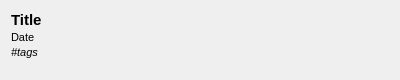
Qt form lab3/src/gui/notewidget.ui (dontwastemytimew/labs) before a commit.
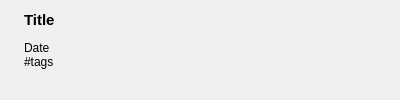
The same form after that commit.

The edit to the form file:
```diff
--- a/lab3/src/gui/notewidget.ui
+++ b/lab3/src/gui/notewidget.ui
@@ -7,27 +7,63 @@
     <x>0</x>
     <y>0</y>
     <width>400</width>
-    <height>80</height>
+    <height>100</height>
    </rect>
   </property>
+  <property name="sizePolicy">
+   <sizepolicy hsizetype="Maximum" vsizetype="Preferred">
+    <horstretch>0</horstretch>
+    <verstretch>0</verstretch>
+   </sizepolicy>
+  </property>
   <property name="minimumSize">
    <size>
     <width>0</width>
-    <height>80</height>
+    <height>100</height>
    </size>
   </property>
   <property name="windowTitle">
    <string>Form</string>
   </property>
   <layout class="QHBoxLayout" name="horizontalLayout">
-
+   <item>
+    <widget class="QLabel" name="pinLabel">
+     <property name="maximumSize">
+      <size>
+       <width>24</width>
+       <height>24</height>
+      </size>
+     </property>
+     <property name="text">
+      <string/>
+     </property>
+     <property name="scaledContents">
+      <bool>true</bool>
+     </property>
+     <property name="alignment">
+      <set>Qt::AlignLeading|Qt::AlignLeft|Qt::AlignTop</set>
+     </property>
+    </widget>
+   </item>
    <item>
     <layout class="QVBoxLayout" name="verticalLayout">
      <property name="spacing">
-      <number>2</number>
+      <number>0</number>
      </property>
      <item>
       <widget class="QLabel" name="titleLabel">
+       <property name="sizePolicy">
+        <sizepolicy hsizetype="Expanding" vsizetype="Maximum">
+         <horstretch>0</horstretch>
+         <verstretch>0</verstretch>
+        </sizepolicy>
+       </property>
+       <property name="minimumSize">
+        <size>
+         <width>0</width>
+         <height>30</height>
+        </size>
+       </property>
        <property name="font">
         <font>
          <pointsize>11</pointsize>
@@ -37,50 +73,67 @@
        <property name="text">
         <string>Title</string>
        </property>
+       <property name="alignment">
+        <set>Qt::AlignLeading|Qt::AlignLeft|Qt::AlignTop</set>
+       </property>
+       <property name="wordWrap">
+        <bool>true</bool>
+       </property>
       </widget>
      </item>
      <item>
       <widget class="QLabel" name="dateLabel">
-       <property name="font">
-        <font>
-         <pointsize>8</pointsize>
-         <italic>false</italic>
-        </font>
+       <property name="sizePolicy">
+        <sizepolicy hsizetype="Preferred" vsizetype="Fixed">
+         <horstretch>0</horstretch>
+         <verstretch>0</verstretch>
+        </sizepolicy>
        </property>
        <property name="text">
         <string>Date</string>
        </property>
+       <property name="alignment">
+        <set>Qt::AlignLeading|Qt::AlignLeft|Qt::AlignTop</set>
+       </property>
       </widget>
      </item>
      <item>
       <widget class="QLabel" name="tagsLabel">
-       <property name="font">
-        <font>
-         <pointsize>8</pointsize>
-         <italic>true</italic>
-        </font>
+       <property name="sizePolicy">
+        <sizepolicy hsizetype="Maximum" vsizetype="Minimum">
+         <horstretch>0</horstretch>
+         <verstretch>0</verstretch>
+        </sizepolicy>
+       </property>
+       <property name="minimumSize">
+        <size>
+         <width>0</width>
+         <height>25</height>
+        </size>
        </property>
        <property name="text">
         <string>#tags</string>
        </property>
+       <property name="alignment">
+        <set>Qt::AlignLeading|Qt::AlignLeft|Qt::AlignTop</set>
+       </property>
       </widget>
      </item>
-     <item>
-      <spacer name="verticalSpacer">
-       <property name="orientation">
-        <enum>Qt::Vertical</enum>
-       </property>
-       <property name="sizeHint" stdset="0">
-        <size>
-         <width>20</width>
-         <height>40</height>
-        </size>
-       </property>
-      </spacer>
-     </item>
     </layout>
    </item>
-
+   <item>
+    <spacer name="horizontalSpacer">
+     <property name="orientation">
+      <enum>Qt::Horizontal</enum>
+     </property>
+     <property name="sizeHint" stdset="0">
+      <size>
+       <width>40</width>
+       <height>20</height>
+      </size>
+     </property>
+    </spacer>
+   </item>
    <item>
     <widget class="QLabel" name="thumbLabel">
      <property name="minimumSize">
@@ -102,7 +155,7 @@
       <bool>true</bool>
      </property>
      <property name="alignment">
-      <set>Qt::AlignCenter</set>
+      <set>Qt::AlignLeading|Qt::AlignLeft|Qt::AlignTop</set>
      </property>
     </widget>
    </item>
```
Left out of the diff: 4 changed lines with no effect on the pictures.
